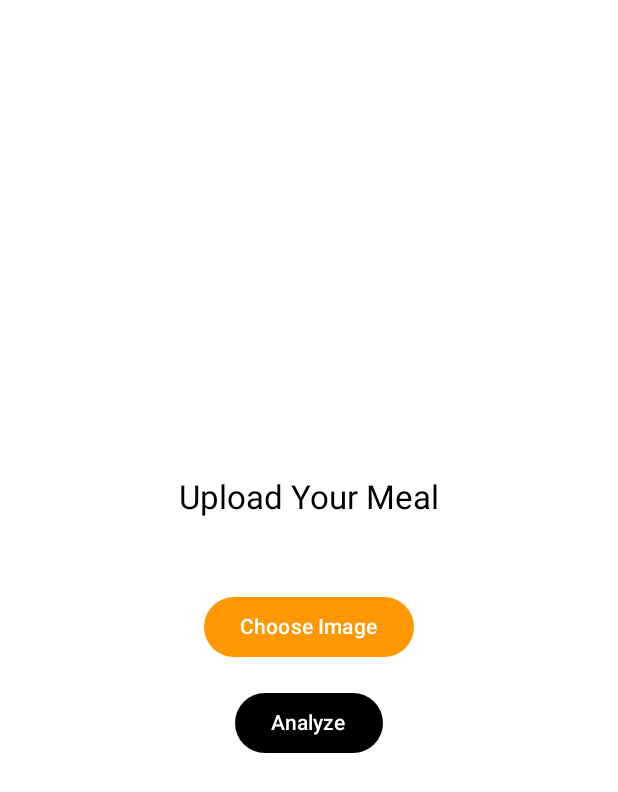
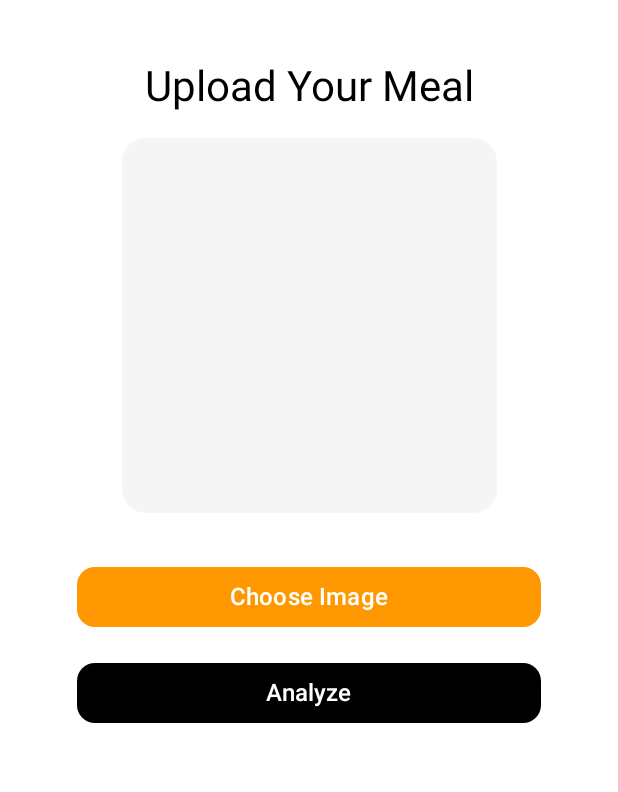
Before and after one commit to PandaJack69/FeedSnap, an Android app built with Jetpack Compose: the @Preview function UploadScreenPreview, on a phone screen of 412 x 824 dp. Shown: the top 792 px of the screen. Run offline under Robolectric (Android 15) with nearby library versions, the phone set to English and light mode, and no system bars.

Commit message:
revise UI

```diff
--- a/app/build.gradle.kts
+++ b/app/build.gradle.kts
@@ -41,6 +41,7 @@ android {
 
 dependencies {
     implementation("io.coil-kt:coil-compose:2.2.2")
+    implementation("androidx.navigation:navigation-compose:2.7.5")
 
     implementation(libs.androidx.core.ktx)
     implementation(libs.androidx.lifecycle.runtime.ktx)
--- a/app/src/main/java/com/example/feedsnap/view/UploadScreen.kt
+++ b/app/src/main/java/com/example/feedsnap/view/UploadScreen.kt
@@ -2,7 +2,9 @@ package com.example.feedsnap.view
 
 import android.net.Uri
 import androidx.compose.foundation.Image
+import androidx.compose.foundation.background
 import androidx.compose.foundation.layout.*
+import androidx.compose.foundation.shape.RoundedCornerShape
 import androidx.compose.material3.*
 import androidx.compose.runtime.Composable
 import androidx.compose.ui.Alignment
@@ -12,6 +14,7 @@ import androidx.compose.ui.layout.ContentScale
 import androidx.compose.ui.res.painterResource
 import androidx.compose.ui.tooling.preview.Preview
 import androidx.compose.ui.unit.dp
+import androidx.compose.ui.unit.sp
 import coil.compose.rememberAsyncImagePainter
 import com.example.feedsnap.R
 
@@ -26,55 +29,72 @@ fun UploadScreen(
             .fillMaxSize()
             .padding(24.dp),
         horizontalAlignment = Alignment.CenterHorizontally,
-        verticalArrangement = Arrangement.Center
+        verticalArrangement = Arrangement.Top
     ) {
+        // Title
         Text(
             text = "Upload Your Meal",
-            style = MaterialTheme.typography.titleLarge
+            style = MaterialTheme.typography.headlineMedium,
+            color = Color.Black,
+            modifier = Modifier.padding(vertical = 16.dp)
         )
 
-        Spacer(modifier = Modifier.height(24.dp))
-
-        // Show selected image or placeholder
+        // Image Preview Card
+        Box(
+            modifier = Modifier
+                .size(250.dp)
+                .background(Color.LightGray.copy(alpha = 0.2f), shape = RoundedCornerShape(16.dp)),
+            contentAlignment = Alignment.Center
+        ) {
             if (imageUri != null) {
                 Image(
                     painter = rememberAsyncImagePainter(model = imageUri),
                     contentDescription = "Selected Meal Image",
                     modifier = Modifier
-                    .size(240.dp)
+                        .fillMaxSize()
                         .padding(8.dp),
                     contentScale = ContentScale.Crop
                 )
             } else {
-//            Image(
-//                painter = painterResource(id = R.drawable.placeholder_image),
-//                contentDescription = "Placeholder Image",
-//                modifier = Modifier
-//                    .size(240.dp)
-//                    .padding(8.dp),
-//                contentScale = ContentScale.Crop
-//            )
+//                Image(
+//                    painter = painterResource(id = R.drawable.placeholder_image),
+//                    contentDescription = "Placeholder Image",
+//                    modifier = Modifier
+//                        .fillMaxSize()
+//                        .padding(16.dp),
+//                    contentScale = ContentScale.Fit
+//                )
+            }
         }
 
-        Spacer(modifier = Modifier.height(24.dp))
+        Spacer(modifier = Modifier.height(32.dp))
 
+        // Buttons
+        Column(
+            verticalArrangement = Arrangement.spacedBy(16.dp),
+            horizontalAlignment = Alignment.CenterHorizontally
+        ) {
             Button(
                 onClick = onSelectImageClick,
-            colors = ButtonDefaults.buttonColors(containerColor = Color(0xFFFF9800))
+                shape = RoundedCornerShape(12.dp),
+                colors = ButtonDefaults.buttonColors(containerColor = Color(0xFFFF9800)),
+                modifier = Modifier.fillMaxWidth(0.85f)
             ) {
-            Text("Choose Image")
+                Text("Choose Image", fontSize = 16.sp, color = Color.White)
             }
-
-        Spacer(modifier = Modifier.height(16.dp))
 
             Button(
                 onClick = onSubmitClick,
-            colors = ButtonDefaults.buttonColors(containerColor = Color.Black)
+                shape = RoundedCornerShape(12.dp),
+                colors = ButtonDefaults.buttonColors(containerColor = Color.Black),
+                modifier = Modifier.fillMaxWidth(0.85f)
             ) {
-            Text("Analyze", color = Color.White)
+                Text("Analyze", fontSize = 16.sp, color = Color.White)
             }
         }
     }
+}
+
 
 @Preview(showBackground = true)
 @Composable
```
Lines whose indentation alone changed are shown as unchanged.
